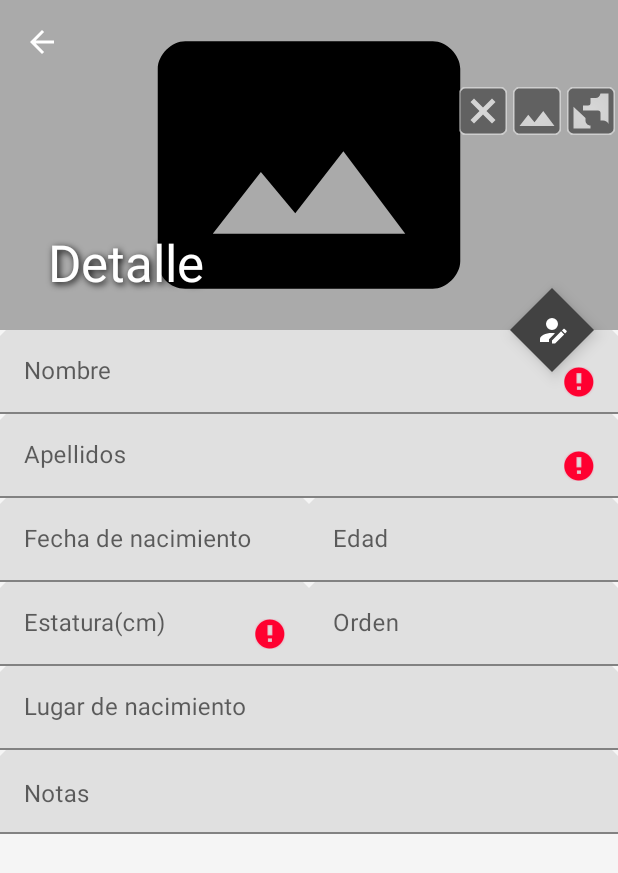
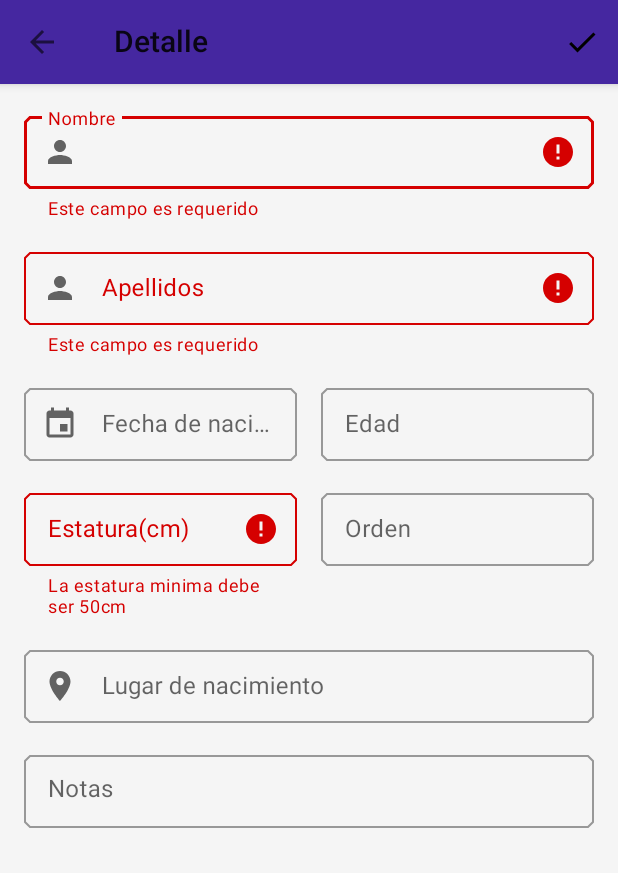
Before and after one commit to JosueRuiz08/MDTop, an Android app: the DetalleActivity screen opened directly, with no data from a screen before it, after a tap on an icon or button, on a phone screen of 412 x 824 dp. Shown: the top 873 px of the screen. Run offline under Robolectric (Android 15) with nearby library versions, the phone set to English and light mode, and no system bars; our stand-ins replace ButterKnife; libraries missing offline, so code that uses them is left out: com.raizlabs.android; pictures from the network do not load; 11 statements that could not run were skipped; 3 other taps on this screen came first.

Commit message:
Actualización

```diff
--- a/app/src/main/java/com/alain/cursos/top/DetalleActivity.java
+++ b/app/src/main/java/com/alain/cursos/top/DetalleActivity.java
@@ -35,6 +35,7 @@ import com.google.android.material.appbar.CollapsingToolbarLayout;
 import com.google.android.material.floatingactionbutton.FloatingActionButton;
 import com.google.android.material.snackbar.Snackbar;
 import com.google.android.material.textfield.TextInputEditText;
+import com.google.android.material.textfield.TextInputLayout;
 import com.raizlabs.android.dbflow.sql.language.SQLite;
 
 import java.text.SimpleDateFormat;
@@ -77,6 +78,12 @@ public class DetalleActivity extends AppCompatActivity implements DatePickerDial
     NestedScrollView containerMain;
     @BindView(R.id.fab)
     FloatingActionButton fab;
+    @BindView(R.id.tilNombre)
+    TextInputLayout tilNombre;
+    @BindView(R.id.tilApellidos)
+    TextInputLayout tilApellidos;
+    @BindView(R.id.tilEstatura)
+    TextInputLayout tilEstatura;
 
     private Artista mArtista;
     private Calendar mCalendar;
@@ -213,6 +220,9 @@ public class DetalleActivity extends AppCompatActivity implements DatePickerDial
                     mArtista.update();
                     configTitle();
                     showMessage(R.string.detalle_message_update_success);
+                    fab.setImageDrawable(ContextCompat.getDrawable(this, R.drawable.ic_account_edit));
+                    enableUIElements(false);
+                    mIsEdit = false;
                     Log.i("DBFlow", "Inserción correcta de datos.");
                 } catch (Exception e) {
                     e.printStackTrace();
@@ -221,9 +231,7 @@ public class DetalleActivity extends AppCompatActivity implements DatePickerDial
                 }
             }
 
-            fab.setImageDrawable(ContextCompat.getDrawable(this, R.drawable.ic_account_edit));
-            enableUIElements(false);
-            mIsEdit = false;
+
         } else {
             mIsEdit = true;
             fab.setImageDrawable(ContextCompat.getDrawable(this, R.drawable.ic_account_check));
@@ -236,19 +244,25 @@ public class DetalleActivity extends AppCompatActivity implements DatePickerDial
 
         if (etEstatura.getText() != null && (etEstatura.getText().toString().trim().isEmpty() ||
                 Integer.valueOf(etEstatura.getText().toString().trim()) < getResources().getInteger(R.integer.estatura_min)) ) {
-            etEstatura.setError(getString(R.string.addArtist_error_estaturaMin));
-            etEstatura.requestFocus();
+            tilEstatura.setError(getString(R.string.addArtist_error_estaturaMin));
+            tilEstatura.requestFocus();
             isValid = false;
+        }else {
+            tilEstatura.setError(null);
         }
         if (etApellidos.getText() != null && etApellidos.getText().toString().trim().isEmpty()) {
-            etApellidos.setError(getString(R.string.addArtist_error_required));
-            etApellidos.requestFocus();
+            tilApellidos.setError(getString(R.string.addArtist_error_required));
+            tilApellidos.requestFocus();
             isValid = false;
+        }else{
+            tilApellidos.setError(null);
         }
         if (etNombre.getText() != null && etNombre.getText().toString().trim().isEmpty()) {
-            etNombre.setError(getString(R.string.addArtist_error_required));
-            etNombre.requestFocus();
+            tilNombre.setError(getString(R.string.addArtist_error_required));
+            tilNombre.requestFocus();
             isValid = false;
+        }else {
+            tilNombre.setError(null);
         }
 
         return isValid;
--- a/app/src/main/res/layout/activity_detalle.xml
+++ b/app/src/main/res/layout/activity_detalle.xml
@@ -11,8 +11,7 @@
         android:id="@+id/app_bar"
         android:layout_width="match_parent"
         android:layout_height="@dimen/app_bar_height"
-        android:fitsSystemWindows="true"
-        android:theme="@style/AppTheme.AppBarOverlay">
+        android:fitsSystemWindows="true">
 
         <com.google.android.material.appbar.CollapsingToolbarLayout
             android:id="@+id/toolbar_layout"
@@ -32,7 +31,6 @@
                     android:id="@+id/imgFoto"
                     android:layout_width="match_parent"
                     android:layout_height="@dimen/app_bar_height"
-                    android:background="@android:color/darker_gray"
                     android:src="@drawable/ic_photo_size_select_actual"/>
 
                 <LinearLayout
@@ -62,7 +60,8 @@
                 android:layout_width="match_parent"
                 android:layout_height="?attr/actionBarSize"
                 app:layout_collapseMode="pin"
-                app:popupTheme="@style/AppTheme.PopupOverlay" />
+                android:background="@android:color/transparent"
+                style="?toolbarStyle"/>
 
         </com.google.android.material.appbar.CollapsingToolbarLayout>
     </com.google.android.material.appbar.AppBarLayout>
@@ -77,6 +76,6 @@
         app:layout_anchor="@id/app_bar"
         app:layout_anchorGravity="bottom|end"
         android:src="@drawable/ic_account_edit"
-        android:tint="@android:color/white"/>
+        style="@style/Widget.MaterialComponents.FloatingActionButton"/>
 
 </androidx.coordinatorlayout.widget.CoordinatorLayout>
--- a/app/src/main/res/layout/content_detalle.xml
+++ b/app/src/main/res/layout/content_detalle.xml
@@ -16,8 +16,12 @@
         android:focusableInTouchMode="true">
 
         <com.google.android.material.textfield.TextInputLayout
+            android:id="@+id/tilNombre"
             android:layout_width="match_parent"
-            android:layout_height="wrap_content">
+            android:layout_height="wrap_content"
+            style="@style/MyTheme.DayNight.TextInputLayout"
+            app:helperText="@string/addArtist_help_required"
+            app:startIconDrawable="@drawable/ic_person">
             <com.google.android.material.textfield.TextInputEditText
                 android:id="@+id/etNombre"
                 android:layout_width="match_parent"
@@ -29,8 +33,12 @@
         </com.google.android.material.textfield.TextInputLayout>
 
         <com.google.android.material.textfield.TextInputLayout
+            android:id="@+id/tilApellidos"
             android:layout_width="match_parent"
-            android:layout_height="wrap_content">
+            android:layout_height="wrap_content"
+            style="@style/MyTheme.DayNight.TextInputLayout"
+            app:helperText="@string/addArtist_help_required"
+            app:startIconDrawable="@drawable/ic_person">
             <com.google.android.material.textfield.TextInputEditText
                 android:id="@+id/etApellidos"
                 android:layout_width="match_parent"
@@ -38,6 +46,8 @@
                 android:hint="@string/artist_hint_apellidos"
                 android:inputType="textPersonName|textCapWords"
                 android:maxLength="@integer/nombre_maxLenght"
+                android:imeOptions="actionNext"
+                android:nextFocusForward="@id/etEstatura"
                 android:enabled="false"/>
         </com.google.android.material.textfield.TextInputLayout>
 
@@ -50,20 +60,25 @@
             <com.google.android.material.textfield.TextInputLayout
                 android:layout_width="0dp"
                 android:layout_height="wrap_content"
-                android:layout_weight="50">
+                android:layout_weight="50"
+                style="@style/MyTheme.DayNight.TextInputLayout"
+                android:layout_marginEnd="@dimen/common_padding_min"
+                app:startIconDrawable="@drawable/ic_insert_invitation">
                 <com.google.android.material.textfield.TextInputEditText
                     android:id="@+id/etFechaNacimiento"
                     android:layout_width="match_parent"
                     android:layout_height="wrap_content"
                     android:hint="@string/artist_hint_fechaNacimiento"
-                    android:enabled="false"
-                    android:focusableInTouchMode="false"/>
+                    android:focusableInTouchMode="false"
+                    android:enabled="false"/>
             </com.google.android.material.textfield.TextInputLayout>
 
             <com.google.android.material.textfield.TextInputLayout
                 android:layout_width="0dp"
                 android:layout_height="wrap_content"
-                android:layout_weight="50">
+                android:layout_weight="50"
+                android:layout_marginStart="@dimen/common_padding_min"
+                style="@style/MyTheme.DayNight.TextInputLayout">
                 <com.google.android.material.textfield.TextInputEditText
                     android:id="@+id/etEdad"
                     android:layout_width="match_parent"
@@ -82,9 +97,13 @@
             android:baselineAligned="false">
 
             <com.google.android.material.textfield.TextInputLayout
+                android:id="@+id/tilEstatura"
                 android:layout_width="0dp"
                 android:layout_height="wrap_content"
-                android:layout_weight="50">
+                android:layout_weight="50"
+                android:layout_marginEnd="@dimen/common_padding_min"
+                style="@style/MyTheme.DayNight.TextInputLayout"
+                app:helperText="@string/addArtist_help_estaturaMin">
                 <com.google.android.material.textfield.TextInputEditText
                     android:id="@+id/etEstatura"
                     android:layout_width="match_parent"
@@ -98,7 +117,9 @@
             <com.google.android.material.textfield.TextInputLayout
                 android:layout_width="0dp"
                 android:layout_height="wrap_content"
-                android:layout_weight="50">
+                android:layout_weight="50"
+                style="@style/MyTheme.DayNight.TextInputLayout"
+                android:layout_marginStart="@dimen/common_padding_min">
                 <com.google.android.material.textfield.TextInputEditText
                     android:id="@+id/etOrden"
                     android:layout_width="match_parent"
@@ -112,7 +133,9 @@
 
         <com.google.android.material.textfield.TextInputLayout
             android:layout_width="match_parent"
-            android:layout_height="wrap_content">
+            android:layout_height="wrap_content"
+            style="@style/MyTheme.DayNight.TextInputLayout"
+            app:startIconDrawable="@drawable/ic_place">
             <com.google.android.material.textfield.TextInputEditText
                 android:id="@+id/etLugarNacimiento"
                 android:layout_width="match_parent"
@@ -125,7 +148,9 @@
 
         <com.google.android.material.textfield.TextInputLayout
             android:layout_width="match_parent"
-            android:layout_height="match_parent">
+            android:layout_height="match_parent"
+            android:layout_marginBottom="@dimen/item_padding_vertical"
+            style="@style/MyTheme.DayNight.TextInputLayout">
             <com.google.android.material.textfield.TextInputEditText
                 android:id="@+id/etNotas"
                 android:layout_width="match_parent"
```
